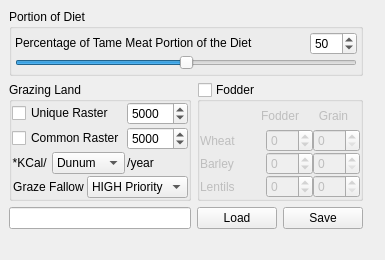
Qt form src/ui/laanimalformdetailsbase.ui (arkygeek/landuseanalyst) before a commit.
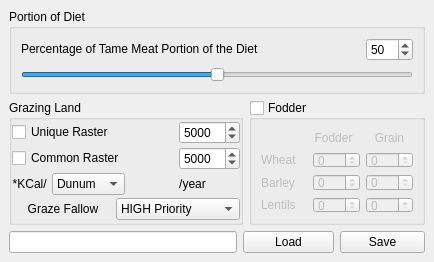
The same form after that commit.

Commit message: Update form to use a few zillion less layouts :-)

Diff of the .ui file:
```diff
--- a/src/ui/laanimalformdetailsbase.ui
+++ b/src/ui/laanimalformdetailsbase.ui
@@ -5,8 +5,8 @@
    <rect>
     <x>0</x>
     <y>0</y>
-    <width>385</width>
-    <height>260</height>
+    <width>434</width>
+    <height>262</height>
    </rect>
   </property>
   <property name="minimumSize" >
@@ -25,31 +25,93 @@
    <property name="spacing" >
     <number>6</number>
    </property>
-   <item row="0" column="4" >
-    <spacer>
+   <item row="0" column="0" colspan="4" >
+    <widget class="QGroupBox" name="groupBoxPortionOfDiet" >
+     <property name="title" >
+      <string>Portion of Diet</string>
+     </property>
+     <layout class="QGridLayout" >
+      <property name="margin" >
+       <number>9</number>
+      </property>
+      <property name="spacing" >
+       <number>6</number>
+      </property>
+      <item row="0" column="1" >
+       <widget class="QSpinBox" name="comboBoxPercentOfTameMeat" >
+        <property name="sizePolicy" >
+         <sizepolicy>
+          <hsizetype>0</hsizetype>
+          <vsizetype>0</vsizetype>
+          <horstretch>0</horstretch>
+          <verstretch>0</verstretch>
+         </sizepolicy>
+        </property>
+        <property name="toolTip" >
+         <string>&lt;html>&lt;head>&lt;meta name="qrichtext" content="1" />&lt;style type="text/css">
+p, li { white-space: pre-wrap; }
+&lt;/style>&lt;/head>&lt;body style=" font-family:'Sans Serif'; font-size:9pt; font-weight:400; font-style:normal; text-decoration:none;">
+&lt;p style=" margin-top:0px; margin-bottom:0px; margin-left:0px; margin-right:0px; -qt-block-indent:0; text-indent:0px;">Pigs contiribute this percent towards the tame meat portion of the diet&lt;/p>&lt;/body>&lt;/html></string>
+        </property>
+        <property name="maximum" >
+         <number>100</number>
+        </property>
+        <property name="value" >
+         <number>50</number>
+        </property>
+       </widget>
+      </item>
+      <item row="0" column="0" >
+       <widget class="QLabel" name="labelPortionDiet" >
+        <property name="sizePolicy" >
+         <sizepolicy>
+          <hsizetype>1</hsizetype>
+          <vsizetype>4</vsizetype>
+          <horstretch>0</horstretch>
+          <verstretch>0</verstretch>
+         </sizepolicy>
+        </property>
+        <property name="frameShape" >
+         <enum>QFrame::NoFrame</enum>
+        </property>
+        <property name="text" >
+         <string>Percentage of Tame Meat Portion of the Diet</string>
+        </property>
+        <property name="alignment" >
+         <set>Qt::AlignBottom|Qt::AlignLeading|Qt::AlignLeft</set>
+        </property>
+       </widget>
+      </item>
+      <item row="1" column="0" colspan="2" >
+       <widget class="QSlider" name="horizontalSliderPercentOfTameMeat" >
+        <property name="cursor" >
+         <cursor>6</cursor>
+        </property>
+        <property name="toolTip" >
+         <string>&lt;html>&lt;head>&lt;meta name="qrichtext" content="1" />&lt;style type="text/css">
+p, li { white-space: pre-wrap; }
+&lt;/style>&lt;/head>&lt;body style=" font-family:'Sans Serif'; font-size:9pt; font-weight:400; font-style:normal; text-decoration:none;">
+&lt;p style=" margin-top:0px; margin-bottom:0px; margin-left:0px; margin-right:0px; -qt-block-indent:0; text-indent:0px;">Pigs contiribute this percent towards the tame meat portion of the diet&lt;/p>&lt;/body>&lt;/html></string>
+        </property>
+        <property name="maximum" >
+         <number>100</number>
+        </property>
+        <property name="pageStep" >
+         <number>1</number>
+        </property>
+        <property name="value" >
+         <number>50</number>
+        </property>
+        <property name="sliderPosition" >
+         <number>50</number>
+        </property>
      <property name="orientation" >
       <enum>Qt::Horizontal</enum>
      </property>
-     <property name="sizeHint" >
-      <size>
-       <width>40</width>
-       <height>20</height>
-      </size>
-     </property>
-    </spacer>
-   </item>
-   <item row="3" column="2" >
-    <spacer>
-     <property name="orientation" >
-      <enum>Qt::Vertical</enum>
-     </property>
-     <property name="sizeHint" >
-      <size>
-       <width>20</width>
-       <height>40</height>
-      </size>
-     </property>
-    </spacer>
+       </widget>
+      </item>
+     </layout>
+    </widget>
    </item>
    <item row="1" column="0" colspan="2" >
     <widget class="QGroupBox" name="groupBoxGrazingLand" >
@@ -284,27 +346,12 @@
      </property>
      <layout class="QGridLayout" >
       <property name="margin" >
-       <number>0</number>
+       <number>9</number>
       </property>
       <property name="spacing" >
-       <number>0</number>
+       <number>6</number>
       </property>
-      <item row="0" column="0" >
-       <layout class="QHBoxLayout" >
-        <property name="margin" >
-         <number>0</number>
-        </property>
-        <property name="spacing" >
-         <number>0</number>
-        </property>
-        <item>
-         <widget class="QLabel" name="label_60" >
-          <property name="text" >
-           <string/>
-          </property>
-         </widget>
-        </item>
-        <item>
+      <item row="0" column="1" colspan="2" >
          <widget class="QLabel" name="labelFodderFodder" >
           <property name="toolTip" >
            <string>&lt;html>&lt;head>&lt;meta name="qrichtext" content="1" />&lt;style type="text/css">
@@ -327,7 +374,7 @@
           </property>
          </widget>
         </item>
-        <item>
+      <item row="0" column="3" >
          <widget class="QLabel" name="labelFodderGrain" >
           <property name="layoutDirection" >
            <enum>Qt::RightToLeft</enum>
@@ -340,30 +387,44 @@
           </property>
          </widget>
         </item>
-       </layout>
+      <item row="0" column="0" >
+       <spacer>
+        <property name="orientation" >
+         <enum>Qt::Horizontal</enum>
+        </property>
+        <property name="sizeHint" >
+         <size>
+          <width>40</width>
+          <height>20</height>
+         </size>
+        </property>
+       </spacer>
       </item>
-      <item row="3" column="0" >
-       <layout class="QHBoxLayout" >
-        <property name="margin" >
-         <number>0</number>
+      <item row="3" column="3" >
+       <widget class="QSpinBox" name="spinBoxFodderLentilsGrain" >
+        <property name="sizePolicy" >
+         <sizepolicy>
+          <hsizetype>4</hsizetype>
+          <vsizetype>0</vsizetype>
+          <horstretch>0</horstretch>
+          <verstretch>0</verstretch>
+         </sizepolicy>
         </property>
-        <property name="spacing" >
-         <number>0</number>
-        </property>
-        <item>
-         <widget class="QLabel" name="labelFodderLentils" >
           <property name="toolTip" >
            <string>&lt;html>&lt;head>&lt;meta name="qrichtext" content="1" />&lt;style type="text/css">
 p, li { white-space: pre-wrap; }
 &lt;/style>&lt;/head>&lt;body style=" font-family:'Sans Serif'; font-size:9pt; font-weight:400; font-style:normal; text-decoration:none;">
 &lt;p style=" margin-top:0px; margin-bottom:0px; margin-left:0px; margin-right:0px; -qt-block-indent:0; text-indent:0px;">Percent of animals diet provided by LENTILS&lt;/p>&lt;/body>&lt;/html></string>
           </property>
-          <property name="text" >
-           <string>Lentils</string>
+        <property name="suffix" >
+         <string/>
+        </property>
+        <property name="maximum" >
+         <number>100</number>
           </property>
          </widget>
         </item>
-        <item>
+      <item row="3" column="2" >
          <widget class="QSpinBox" name="spinBoxFodderLentils" >
           <property name="sizePolicy" >
            <sizepolicy>
@@ -390,155 +451,20 @@
           </property>
          </widget>
         </item>
-        <item>
-         <widget class="QSpinBox" name="spinBoxFodderLentilsGrain" >
-          <property name="sizePolicy" >
-           <sizepolicy>
-            <hsizetype>4</hsizetype>
-            <vsizetype>0</vsizetype>
-            <horstretch>0</horstretch>
-            <verstretch>0</verstretch>
-           </sizepolicy>
-          </property>
+      <item row="3" column="0" colspan="2" >
+       <widget class="QLabel" name="labelFodderLentils" >
           <property name="toolTip" >
            <string>&lt;html>&lt;head>&lt;meta name="qrichtext" content="1" />&lt;style type="text/css">
 p, li { white-space: pre-wrap; }
 &lt;/style>&lt;/head>&lt;body style=" font-family:'Sans Serif'; font-size:9pt; font-weight:400; font-style:normal; text-decoration:none;">
 &lt;p style=" margin-top:0px; margin-bottom:0px; margin-left:0px; margin-right:0px; -qt-block-indent:0; text-indent:0px;">Percent of animals diet provided by LENTILS&lt;/p>&lt;/body>&lt;/html></string>
           </property>
-          <property name="suffix" >
-           <string/>
-          </property>
-          <property name="maximum" >
-           <number>100</number>
-          </property>
-         </widget>
-        </item>
-       </layout>
-      </item>
-      <item row="1" column="0" >
-       <layout class="QHBoxLayout" >
-        <property name="margin" >
-         <number>0</number>
-        </property>
-        <property name="spacing" >
-         <number>0</number>
-        </property>
-        <item>
-         <widget class="QLabel" name="labelFodderWheat" >
-          <property name="toolTip" >
-           <string>&lt;html>&lt;head>&lt;meta name="qrichtext" content="1" />&lt;style type="text/css">
-p, li { white-space: pre-wrap; }
-&lt;/style>&lt;/head>&lt;body style=" font-family:'Sans Serif'; font-size:9pt; font-weight:400; font-style:normal; text-decoration:none;">
-&lt;p style=" margin-top:0px; margin-bottom:0px; margin-left:0px; margin-right:0px; -qt-block-indent:0; text-indent:0px;">Percent of animals diet provided by WHEAT&lt;/p>&lt;/body>&lt;/html></string>
-          </property>
           <property name="text" >
-           <string>Wheat</string>
+         <string>Lentils</string>
           </property>
          </widget>
         </item>
-        <item>
-         <widget class="QSpinBox" name="spinBoxFodderWheat" >
-          <property name="sizePolicy" >
-           <sizepolicy>
-            <hsizetype>0</hsizetype>
-            <vsizetype>0</vsizetype>
-            <horstretch>0</horstretch>
-            <verstretch>0</verstretch>
-           </sizepolicy>
-          </property>
-          <property name="toolTip" >
-           <string>&lt;html>&lt;head>&lt;meta name="qrichtext" content="1" />&lt;style type="text/css">
-p, li { white-space: pre-wrap; }
-&lt;/style>&lt;/head>&lt;body style=" font-family:'Sans Serif'; font-size:9pt; font-weight:400; font-style:normal; text-decoration:none;">
-&lt;p style=" margin-top:0px; margin-bottom:0px; margin-left:0px; margin-right:0px; -qt-block-indent:0; text-indent:0px;">Percent of animals diet provided by &lt;span style=" color:#0000ff;">WHEAT FODDER.&lt;/span>&lt;/p>&lt;/body>&lt;/html></string>
-          </property>
-          <property name="suffix" >
-           <string/>
-          </property>
-          <property name="maximum" >
-           <number>100</number>
-          </property>
-          <property name="minimum" >
-           <number>-3</number>
-          </property>
-         </widget>
-        </item>
-        <item>
-         <widget class="QSpinBox" name="spinBoxFodderWheatGrain" >
-          <property name="sizePolicy" >
-           <sizepolicy>
-            <hsizetype>0</hsizetype>
-            <vsizetype>0</vsizetype>
-            <horstretch>0</horstretch>
-            <verstretch>0</verstretch>
-           </sizepolicy>
-          </property>
-          <property name="toolTip" >
-           <string>&lt;html>&lt;head>&lt;meta name="qrichtext" content="1" />&lt;style type="text/css">
-p, li { white-space: pre-wrap; }
-&lt;/style>&lt;/head>&lt;body style=" font-family:'Sans Serif'; font-size:9pt; font-weight:400; font-style:normal; text-decoration:none;">
-&lt;p style=" margin-top:0px; margin-bottom:0px; margin-left:0px; margin-right:0px; -qt-block-indent:0; text-indent:0px;">Percent of animals diet provided by WHEAT&lt;/p>&lt;/body>&lt;/html></string>
-          </property>
-          <property name="suffix" >
-           <string/>
-          </property>
-          <property name="maximum" >
-           <number>100</number>
-          </property>
-         </widget>
-        </item>
-       </layout>
-      </item>
-      <item row="2" column="0" >
-       <layout class="QHBoxLayout" >
-        <property name="margin" >
-         <number>0</number>
-        </property>
-        <property name="spacing" >
-         <number>0</number>
-        </property>
-        <item>
-         <widget class="QLabel" name="labelFodderBarley" >
-          <property name="toolTip" >
-           <string>&lt;html>&lt;head>&lt;meta name="qrichtext" content="1" />&lt;style type="text/css">
-p, li { white-space: pre-wrap; }
-&lt;/style>&lt;/head>&lt;body style=" font-family:'Sans Serif'; font-size:9pt; font-weight:400; font-style:normal; text-decoration:none;">
-&lt;p style=" margin-top:0px; margin-bottom:0px; margin-left:0px; margin-right:0px; -qt-block-indent:0; text-indent:0px;">Percent of animals diet provided by BARLEY&lt;/p>&lt;/body>&lt;/html></string>
-          </property>
-          <property name="text" >
-           <string>Barley</string>
-          </property>
-         </widget>
-        </item>
-        <item>
-         <widget class="QSpinBox" name="spinBoxFodderBarley" >
-          <property name="sizePolicy" >
-           <sizepolicy>
-            <hsizetype>0</hsizetype>
-            <vsizetype>0</vsizetype>
-            <horstretch>0</horstretch>
-            <verstretch>0</verstretch>
-           </sizepolicy>
-          </property>
-          <property name="toolTip" >
-           <string>&lt;html>&lt;head>&lt;meta name="qrichtext" content="1" />&lt;style type="text/css">
-p, li { white-space: pre-wrap; }
-&lt;/style>&lt;/head>&lt;body style=" font-family:'Sans Serif'; font-size:9pt; font-weight:400; font-style:normal; text-decoration:none;">
-&lt;p style=" margin-top:0px; margin-bottom:0px; margin-left:0px; margin-right:0px; -qt-block-indent:0; text-indent:0px;">Percent of animals diet provided by &lt;span style=" color:#0000ff;">BARLEY FODDER&lt;/span>&lt;/p>&lt;/body>&lt;/html></string>
-          </property>
-          <property name="suffix" >
-           <string/>
-          </property>
-          <property name="maximum" >
-           <number>100</number>
-          </property>
-          <property name="minimum" >
-           <number>-3</number>
-          </property>
-         </widget>
-        </item>
-        <item>
+      <item row="2" column="3" >
          <widget class="QSpinBox" name="spinBoxFodderBarleyGrain" >
           <property name="sizePolicy" >
            <sizepolicy>
@@ -562,76 +488,8 @@
           </property>
          </widget>
         </item>
-       </layout>
-      </item>
-     </layout>
-    </widget>
-   </item>
-   <item row="2" column="3" >
-    <widget class="QPushButton" name="pushButtonSave" >
-     <property name="text" >
-      <string>Save</string>
-     </property>
-    </widget>
-   </item>
    <item row="2" column="2" >
-    <widget class="QPushButton" name="pushButtonLoad" >
-     <property name="text" >
-      <string>Load</string>
-     </property>
-    </widget>
-   </item>
-   <item row="0" column="0" colspan="4" >
-    <widget class="QGroupBox" name="groupBoxPortionOfDiet" >
-     <property name="title" >
-      <string>Portion of Diet</string>
-     </property>
-     <layout class="QGridLayout" >
-      <property name="margin" >
-       <number>3</number>
-      </property>
-      <property name="spacing" >
-       <number>0</number>
-      </property>
-      <item row="0" column="0" >
-       <layout class="QVBoxLayout" >
-        <property name="margin" >
-         <number>0</number>
-        </property>
-        <property name="spacing" >
-         <number>0</number>
-        </property>
-        <item>
-         <layout class="QHBoxLayout" >
-          <property name="margin" >
-           <number>0</number>
-          </property>
-          <property name="spacing" >
-           <number>6</number>
-          </property>
-          <item>
-           <widget class="QLabel" name="labelPortionDiet" >
-            <property name="sizePolicy" >
-             <sizepolicy>
-              <hsizetype>1</hsizetype>
-              <vsizetype>4</vsizetype>
-              <horstretch>0</horstretch>
-              <verstretch>0</verstretch>
-             </sizepolicy>
-            </property>
-            <property name="frameShape" >
-             <enum>QFrame::NoFrame</enum>
-            </property>
-            <property name="text" >
-             <string>Percentage of Tame Meat Portion of the Diet</string>
-            </property>
-            <property name="alignment" >
-             <set>Qt::AlignBottom|Qt::AlignLeading|Qt::AlignLeft</set>
-            </property>
-           </widget>
-          </item>
-          <item>
-           <widget class="QSpinBox" name="comboBoxPercentOfTameMeat" >
+       <widget class="QSpinBox" name="spinBoxFodderBarley" >
             <property name="sizePolicy" >
              <sizepolicy>
               <hsizetype>0</hsizetype>
@@ -644,54 +502,116 @@
              <string>&lt;html>&lt;head>&lt;meta name="qrichtext" content="1" />&lt;style type="text/css">
 p, li { white-space: pre-wrap; }
 &lt;/style>&lt;/head>&lt;body style=" font-family:'Sans Serif'; font-size:9pt; font-weight:400; font-style:normal; text-decoration:none;">
-&lt;p style=" margin-top:0px; margin-bottom:0px; margin-left:0px; margin-right:0px; -qt-block-indent:0; text-indent:0px;">Pigs contiribute this percent towards the tame meat portion of the diet&lt;/p>&lt;/body>&lt;/html></string>
-            </property>
-            <property name="maximum" >
-             <number>100</number>
-            </property>
-            <property name="value" >
-             <number>50</number>
-            </property>
-           </widget>
-          </item>
-         </layout>
-        </item>
-        <item>
-         <widget class="QSlider" name="horizontalSliderPercentOfTameMeat" >
-          <property name="cursor" >
-           <cursor>6</cursor>
-          </property>
-          <property name="toolTip" >
-           <string>&lt;html>&lt;head>&lt;meta name="qrichtext" content="1" />&lt;style type="text/css">
-p, li { white-space: pre-wrap; }
-&lt;/style>&lt;/head>&lt;body style=" font-family:'Sans Serif'; font-size:9pt; font-weight:400; font-style:normal; text-decoration:none;">
-&lt;p style=" margin-top:0px; margin-bottom:0px; margin-left:0px; margin-right:0px; -qt-block-indent:0; text-indent:0px;">Pigs contiribute this percent towards the tame meat portion of the diet&lt;/p>&lt;/body>&lt;/html></string>
-          </property>
+&lt;p style=" margin-top:0px; margin-bottom:0px; margin-left:0px; margin-right:0px; -qt-block-indent:0; text-indent:0px;">Percent of animals diet provided by &lt;span style=" color:#0000ff;">BARLEY FODDER&lt;/span>&lt;/p>&lt;/body>&lt;/html></string>
+        </property>
+        <property name="suffix" >
+         <string/>
+        </property>
           <property name="maximum" >
            <number>100</number>
           </property>
-          <property name="pageStep" >
-           <number>1</number>
-          </property>
-          <property name="value" >
-           <number>50</number>
-          </property>
-          <property name="sliderPosition" >
-           <number>50</number>
-          </property>
-          <property name="orientation" >
-           <enum>Qt::Horizontal</enum>
-          </property>
-         </widget>
-        </item>
-       </layout>
-      </item>
-     </layout>
+        <property name="minimum" >
+         <number>-3</number>
+        </property>
     </widget>
    </item>
    <item row="2" column="0" colspan="2" >
+       <widget class="QLabel" name="labelFodderBarley" >
+        <property name="toolTip" >
+         <string>&lt;html>&lt;head>&lt;meta name="qrichtext" content="1" />&lt;style type="text/css">
+p, li { white-space: pre-wrap; }
+&lt;/style>&lt;/head>&lt;body style=" font-family:'Sans Serif'; font-size:9pt; font-weight:400; font-style:normal; text-decoration:none;">
+&lt;p style=" margin-top:0px; margin-bottom:0px; margin-left:0px; margin-right:0px; -qt-block-indent:0; text-indent:0px;">Percent of animals diet provided by BARLEY&lt;/p>&lt;/body>&lt;/html></string>
+        </property>
+        <property name="text" >
+         <string>Barley</string>
+        </property>
+       </widget>
+      </item>
+      <item row="1" column="3" >
+       <widget class="QSpinBox" name="spinBoxFodderWheatGrain" >
+        <property name="sizePolicy" >
+         <sizepolicy>
+          <hsizetype>0</hsizetype>
+          <vsizetype>0</vsizetype>
+          <horstretch>0</horstretch>
+          <verstretch>0</verstretch>
+         </sizepolicy>
+        </property>
+        <property name="toolTip" >
+         <string>&lt;html>&lt;head>&lt;meta name="qrichtext" content="1" />&lt;style type="text/css">
+p, li { white-space: pre-wrap; }
+&lt;/style>&lt;/head>&lt;body style=" font-family:'Sans Serif'; font-size:9pt; font-weight:400; font-style:normal; text-decoration:none;">
+&lt;p style=" margin-top:0px; margin-bottom:0px; margin-left:0px; margin-right:0px; -qt-block-indent:0; text-indent:0px;">Percent of animals diet provided by WHEAT&lt;/p>&lt;/body>&lt;/html></string>
+        </property>
+        <property name="suffix" >
+         <string/>
+        </property>
+        <property name="maximum" >
+         <number>100</number>
+        </property>
+       </widget>
+      </item>
+      <item row="1" column="2" >
+       <widget class="QSpinBox" name="spinBoxFodderWheat" >
+        <property name="sizePolicy" >
+         <sizepolicy>
+          <hsizetype>0</hsizetype>
+          <vsizetype>0</vsizetype>
+          <horstretch>0</horstretch>
+          <verstretch>0</verstretch>
+         </sizepolicy>
+        </property>
+        <property name="toolTip" >
+         <string>&lt;html>&lt;head>&lt;meta name="qrichtext" content="1" />&lt;style type="text/css">
+p, li { white-space: pre-wrap; }
+&lt;/style>&lt;/head>&lt;body style=" font-family:'Sans Serif'; font-size:9pt; font-weight:400; font-style:normal; text-decoration:none;">
+&lt;p style=" margin-top:0px; margin-bottom:0px; margin-left:0px; margin-right:0px; -qt-block-indent:0; text-indent:0px;">Percent of animals diet provided by &lt;span style=" color:#0000ff;">WHEAT FODDER.&lt;/span>&lt;/p>&lt;/body>&lt;/html></string>
+        </property>
+        <property name="suffix" >
+         <string/>
+        </property>
+        <property name="maximum" >
+         <number>100</number>
+        </property>
+        <property name="minimum" >
+         <number>-3</number>
+        </property>
+       </widget>
+      </item>
+      <item row="1" column="0" colspan="2" >
+       <widget class="QLabel" name="labelFodderWheat" >
+        <property name="toolTip" >
+         <string>&lt;html>&lt;head>&lt;meta name="qrichtext" content="1" />&lt;style type="text/css">
+p, li { white-space: pre-wrap; }
+&lt;/style>&lt;/head>&lt;body style=" font-family:'Sans Serif'; font-size:9pt; font-weight:400; font-style:normal; text-decoration:none;">
+&lt;p style=" margin-top:0px; margin-bottom:0px; margin-left:0px; margin-right:0px; -qt-block-indent:0; text-indent:0px;">Percent of animals diet provided by WHEAT&lt;/p>&lt;/body>&lt;/html></string>
+        </property>
+        <property name="text" >
+         <string>Wheat</string>
+        </property>
+       </widget>
+      </item>
+     </layout>
+    </widget>
+   </item>
+   <item row="2" column="0" >
     <widget class="QLineEdit" name="lineEdit" />
    </item>
+   <item row="2" column="1" colspan="2" >
+    <widget class="QPushButton" name="pushButtonLoad" >
+     <property name="text" >
+      <string>Load</string>
+     </property>
+    </widget>
+   </item>
+   <item row="2" column="3" >
+    <widget class="QPushButton" name="pushButtonSave" >
+     <property name="text" >
+      <string>Save</string>
+     </property>
+    </widget>
+   </item>
   </layout>
  </widget>
  <resources/>
```
Lines whose indentation alone changed are shown as unchanged.
